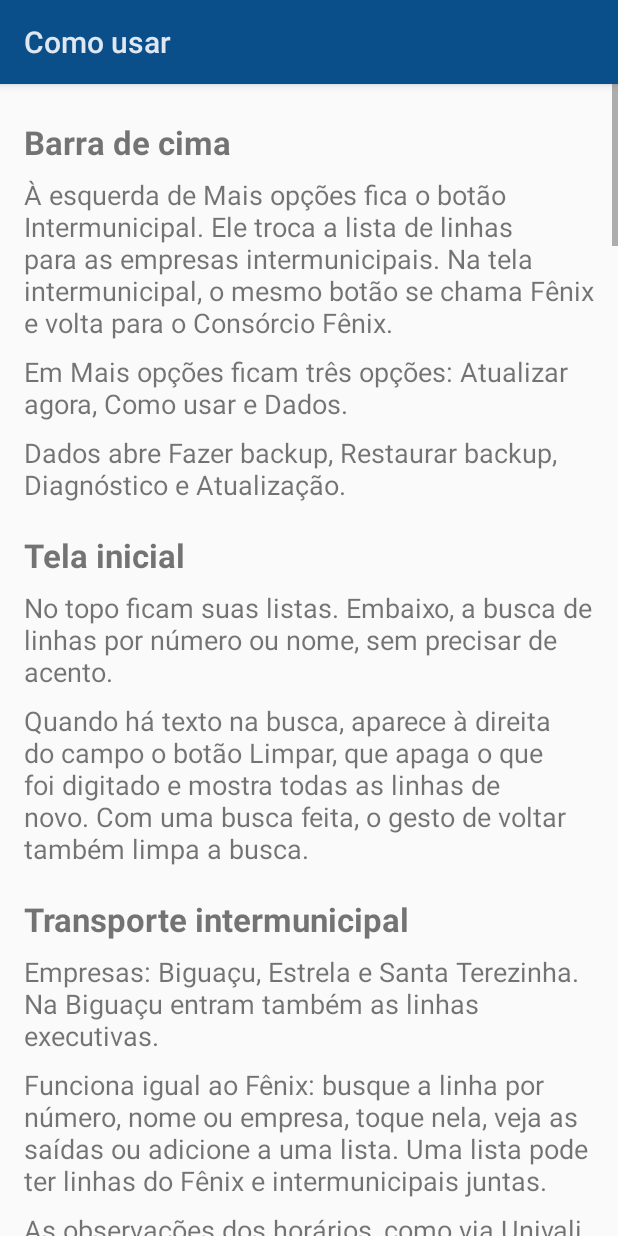
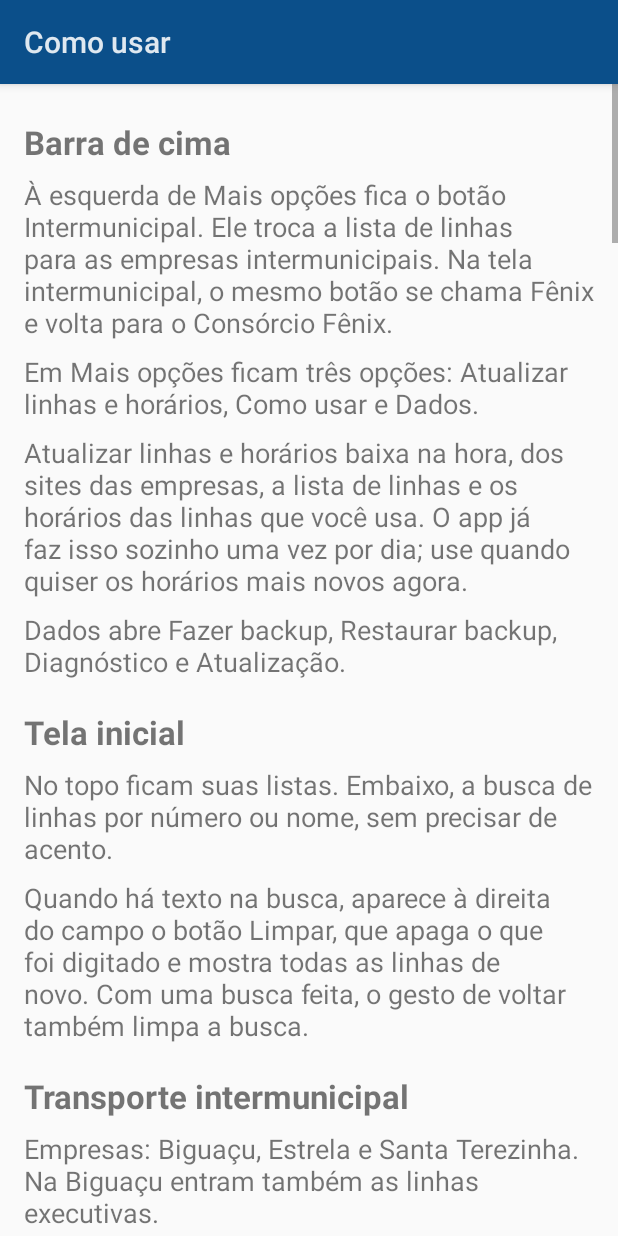
Before and after one commit to geofilho/busao-floripa., an Android app: the screen it shows after launch (AjudaActivity), in the options menu, after a tap on "Como usar", on a phone screen of 412 x 824 dp. Run offline under Robolectric (Android 15) with nearby library versions, the phone set to English and light mode, and no system bars; network calls fail; pictures from the network do not load.

Commit message:
Menu: Atualizar linhas e horários
- O item Atualizar agora passou a se chamar Atualizar linhas e horários, para deixar claro o que ele atualiza.
- Como usar explica o que essa opção faz.

Co-Authored-By: Claude Opus 5.5 <noreply@anthropic.com>
Claude-Session: https://claude.ai/code/session_016K2oGc8VgRxrzrTN6T3Ged

```diff
--- a/app/src/main/java/br/com/busfloripa/AjudaActivity.java
+++ b/app/src/main/java/br/com/busfloripa/AjudaActivity.java
@@ -16,7 +16,8 @@ public class AjudaActivity extends Activity {
     private static final String[] TEXT = {
             "#Barra de cima",
             "À esquerda de Mais opções fica o botão Intermunicipal. Ele troca a lista de linhas para as empresas intermunicipais. Na tela intermunicipal, o mesmo botão se chama Fênix e volta para o Consórcio Fênix.",
-            "Em Mais opções ficam três opções: Atualizar agora, Como usar e Dados.",
+            "Em Mais opções ficam três opções: Atualizar linhas e horários, Como usar e Dados.",
+            "Atualizar linhas e horários baixa na hora, dos sites das empresas, a lista de linhas e os horários das linhas que você usa. O app já faz isso sozinho uma vez por dia; use quando quiser os horários mais novos agora.",
             "Dados abre Fazer backup, Restaurar backup, Diagnóstico e Atualização.",
 
             "#Tela inicial",
@@ -61,7 +62,7 @@ public class AjudaActivity extends Activity {
             "#Atualização",
             "Na primeira vez que você abre o app no dia, os horários são atualizados.",
             "Sem internet, o app usa os horários salvos no celular e tenta atualizar de novo depois.",
-            "Para atualizar na hora, use Mais opções, Atualizar agora.",
+            "Para atualizar na hora, use Mais opções, Atualizar linhas e horários.",
 
             "#Quando der problema",
             "Se a atualização falhar, aparece um aviso e os horários antigos continuam salvos.",
--- a/app/src/main/java/br/com/busfloripa/MainActivity.java
+++ b/app/src/main/java/br/com/busfloripa/MainActivity.java
@@ -193,7 +193,7 @@ public class MainActivity extends Activity {
             if (mode != inter) return; // trocou de tela enquanto carregava
             if (lines == null) {
                 status.setText("Não foi possível carregar as linhas. " + err
-                        + ". Conecte à internet e use Mais opções, Atualizar agora.");
+                        + ". Conecte à internet e use Mais opções, Atualizar linhas e horários.");
                 return;
             }
             all.clear();
@@ -392,7 +392,7 @@ public class MainActivity extends Activity {
         MenuItem sw = menu.add(0, 7, 0, inter ? "Fênix" : "Intermunicipal");
         sw.setShowAsAction(MenuItem.SHOW_AS_ACTION_ALWAYS | MenuItem.SHOW_AS_ACTION_WITH_TEXT);
         sw.setContentDescription(inter ? "Alternar para Consórcio Fênix" : "Alternar para transporte intermunicipal");
-        menu.add(0, 1, 0, "Atualizar agora");
+        menu.add(0, 1, 0, "Atualizar linhas e horários");
         menu.add(0, 2, 0, "Como usar");
         android.view.SubMenu dados = menu.addSubMenu(0, 6, 0, "Dados");
         dados.setHeaderTitle("Dados");
```
